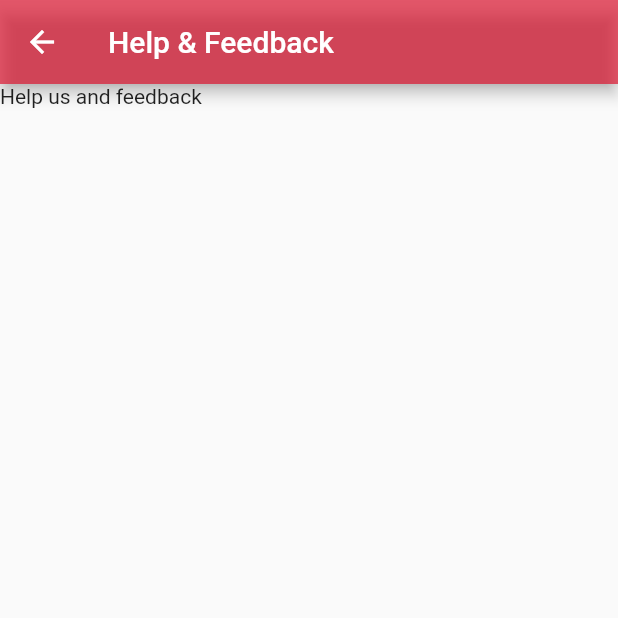
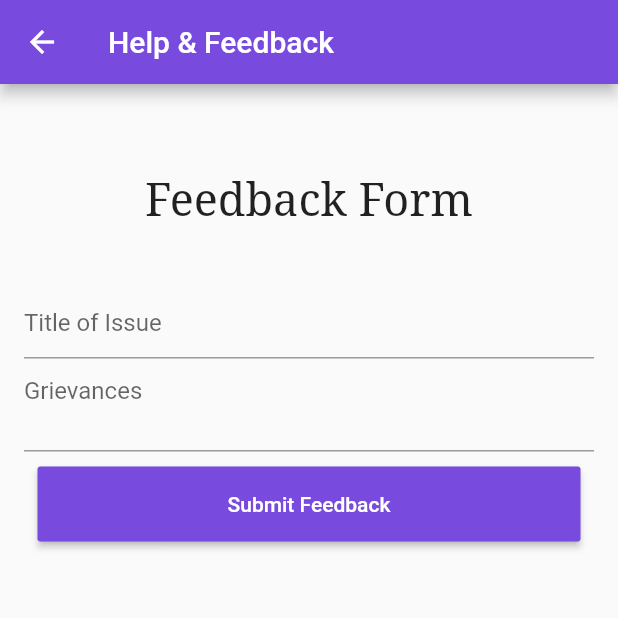
Before and after one commit to xuwudawei/Africoncours_App, a Flutter app: the Help screen opened by its route, on a phone screen of 412 x 824 dp, the top half of it. Run offline on Flutter 3.47's test engine with Material 2 defaults, Android fonts, the phone set to English and light mode, and no system bars; our stand-ins replace cached_network_image, carousel_slider, email_validator, firebase_storage, font_awesome_flutter, form_field_validator and 3 more; missing offline and left inert: flutter_country_picker, loading, preferences; accounts and stored records are empty; network calls fail; statements that could not run were skipped.

Commit message:
pages update

```diff
--- a/lib/src/routes/routes.dart
+++ b/lib/src/routes/routes.dart
@@ -25,13 +25,11 @@ import '../widgets/user/userpage/body/SettingsPages/AccountSecurityPage.dart';
 import '../widgets/user/userpage/body/SettingsPages/NotificationsPage.dart';
 import '../widgets/user/userpage/body/SettingsPages/PrivacyPage.dart';
 import '../widgets/user/userpage/body/SettingsPages/AboutPage.dart';
-import '../widgets/user/userpage/body/SettingsPages/Help & FeedbackPage.dart';
-import '../widgets/user/userpage/body/SettingsPages/Africoncours Service Page.dart';
+import '../widgets/user/userpage/body/SettingsPages/HelpPage.dart';
+import '../widgets/user/userpage/body/SettingsPages/ServicePage.dart';
 
 //Account Security Pages
 import '../widgets/user/userpage/body/AccountSecurityPages/change_password.dart';
-import '../widgets/user/userpage/body/AccountSecurityPages/change_email.dart';
-import '../widgets/user/userpage/body/AccountSecurityPages/change_phone_number.dart';
 
 //Side Menu Pages
 import '../widgets/user/userpage/body/news.dart';
@@ -56,7 +54,7 @@ class RouteGenerator {
       case '/':
         return MaterialPageRoute(builder: (_) => Cover());
       case '/useroption':
-        return MaterialPageRoute(builder: (_) => User_Option());
+        return MaterialPageRoute(builder: (_) => UserOption());
       case '/user/login':
         return MaterialPageRoute(builder: (_) => UserLogin());
       case '/user/signup':
@@ -92,7 +90,7 @@ class RouteGenerator {
         return MaterialPageRoute(builder: (_) => ChangeEmail());
       case '/user/settings/changephonenumber':
         return MaterialPageRoute(builder: (_) => ChangePhoneNumber());
-      case '/user/sidemenu/news/ongoing':
+      case '/user/sidemenu/contest/ongoing':
         return MaterialPageRoute(builder: (_) => Ongoing());
       case '/user/sidemenu/settings':
         return MaterialPageRoute(builder: (_) => SideMenuSettings());
--- a/lib/src/widgets/user/firstpage/userOption.dart
+++ b/lib/src/widgets/user/firstpage/userOption.dart
@@ -1,11 +1,11 @@
 import 'package:flutter/material.dart';
 
-class User_Option extends StatefulWidget {
+class UserOption extends StatefulWidget {
   @override
-  _User_OptionState createState() => _User_OptionState();
+  _UserOptionState createState() => _UserOptionState();
 }
 
-class _User_OptionState extends State<User_Option> {
+class _UserOptionState extends State<UserOption> {
   @override
   Widget build(BuildContext context) {
     return Container(
--- a/lib/src/widgets/user/userpage/body/SettingsPages/Help & FeedbackPage.dart
+++ /dev/null
@@ -1,19 +0,0 @@
-import 'package:flutter/material.dart';
-
-class Help extends StatefulWidget {
-  @override
-  _HelpState createState() => _HelpState();
-}
-
-class _HelpState extends State<Help> {
-  @override
-  Widget build(BuildContext context) {
-    return Scaffold(
-      appBar: AppBar(
-        title: Text('Help & Feedback'),
-        backgroundColor: Color.fromRGBO(220, 20, 47, 0.7),
-      ),
-      body: Text('Help us and feedback'),
-    );
-  }
-}
--- /dev/null
+++ b/lib/src/widgets/user/userpage/body/SettingsPages/HelpPage.dart
@@ -0,0 +1,145 @@
+import 'package:flutter/material.dart';
+import 'package:loading/indicator/ball_spin_fade_loader_indicator.dart';
+import 'package:loading/loading.dart';
+
+var color = 0xFF784ADE;
+var bg = 0xFF784ADE;
+GlobalKey<ScaffoldState> _scaffold = GlobalKey<ScaffoldState>();
+
+class Help extends StatefulWidget {
+  @override
+  _HelpState createState() => _HelpState();
+}
+
+class _HelpState extends State<Help> {
+  final formkey = GlobalKey<FormState>();
+  String title, grievances;
+  bool _isLoading = false;
+
+  @override
+  Widget build(BuildContext context) {
+    return Scaffold(
+      appBar: AppBar(
+        title: Text('Help & Feedback'),
+        backgroundColor: Color(color),
+      ),
+      body: Container(
+        margin: EdgeInsets.symmetric(horizontal: 16),
+        child: Form(
+          key: formkey,
+          child: Column(
+            children: <Widget>[
+              SizedBox(
+                height: 60,
+              ),
+              Text(
+                "Feedback Form",
+                style: TextStyle(fontFamily: 'serif', fontSize: 30.0),
+              ),
+              SizedBox(
+                height: 40,
+              ),
+              TextFormField(
+                decoration: InputDecoration(
+                  hintText: "Title of Issue",
+                  focusedBorder: UnderlineInputBorder(
+                    borderSide: BorderSide(
+                      color: Color(bg),
+                      width: 2,
+                    ),
+                  ),
+                ),
+                validator: (title) {
+                  if (title.length == 0) {
+                    return "Please title can't be empty";
+                  } else {
+                    return null;
+                  }
+                },
+                onChanged: (val) {
+                  title = val;
+                },
+                onSaved: (val) {
+                  title = val;
+                },
+              ),
+              TextFormField(
+                minLines: 2,
+                maxLines: 10,
+                decoration: InputDecoration(
+                  hintText: "Grievances",
+                  focusedBorder: UnderlineInputBorder(
+                    borderSide: BorderSide(
+                      color: Color(bg),
+                      width: 2,
+                    ),
+                  ),
+                ),
+                onChanged: (val) {
+                  grievances = val;
+                },
+                validator: (title) {
+                  if (title.length == 0) {
+                    return "Please enter your grievances";
+                  } else {
+                    return null;
+                  }
+                },
+                onSaved: (val) {
+                  grievances = val;
+                },
+              ),
+              SizedBox(
+                height: 10,
+              ),
+              ButtonTheme(
+                minWidth: MediaQuery.of(context).size.width - 50,
+                height: 50,
+                child: RaisedButton(
+                  color: Color(bg),
+                  child: Text(
+                    "Submit Feedback",
+                    style: TextStyle(color: Colors.white),
+                  ),
+                  onPressed: () {
+                    //Grievances will be submitted to the admin here
+                    showDoneSnackBar();
+                  },
+                ),
+              ),
+              SizedBox(
+                height: 5,
+              ),
+              (_isLoading == true ? loadingWidget() : Text(""))
+            ],
+          ),
+        ),
+      ),
+    );
+  }
+}
+
+Widget loadingWidget() {
+  return Center(
+    child: Loading(
+      indicator: BallSpinFadeLoaderIndicator(),
+      color: Colors.pink,
+      size: 50,
+    ),
+  );
+}
+
+showDoneSnackBar() {
+  final snackbar = SnackBar(
+    backgroundColor: Color(bg),
+    content: Text(
+      "Feedback Submitted",
+      textAlign: TextAlign.center,
+      style: TextStyle(
+        color: Colors.white,
+        fontSize: 15,
+      ),
+    ),
+  );
+  _scaffold.currentState.showSnackBar(snackbar);
+}
--- a/lib/src/widgets/user/userpage/body/userDrawer.dart
+++ b/lib/src/widgets/user/userpage/body/userDrawer.dart
@@ -39,9 +39,9 @@ class _UserDrawerState extends State<UserDrawer> {
           ),
           ListTile(
             leading: Icon(FontAwesomeIcons.newspaper),
-            title: Text("News"),
+            title: Text("Contest"),
             onTap: () {
-              Navigator.of(context).pushNamed('/user/sidemenu/news/ongoing');
+              Navigator.of(context).pushNamed('/user/sidemenu/contest/ongoing');
             },
           ),
           ListTile(
--- a/lib/src/widgets/user/userpage/main.dart
+++ b/lib/src/widgets/user/userpage/main.dart
@@ -112,9 +112,10 @@ class _UserPageState extends State<UserPage> {
             BottomNavigationBarItem(
                 title: Text("Home"), icon: Icon(Icons.home)),
             BottomNavigationBarItem(
-                title: Text("News"), icon: Icon(FontAwesomeIcons.newspaper)),
+                title: Text("Contests"),
+                icon: Icon(FontAwesomeIcons.newspaper)),
             BottomNavigationBarItem(
-                title: Text("Competitions"), icon: Icon(Icons.event_note)),
+                title: Text("Jobs"), icon: Icon(Icons.event_note)),
             BottomNavigationBarItem(
                 title: Text("settings"), icon: Icon(Icons.settings))
           ],
```
Also changed, not shown: lib/src/widgets/user/userpage/body/AccountSecurityPages/change_email.dart (+9 -7 lines), lib/src/widgets/user/userpage/body/AccountSecurityPages/change_password.dart (+40 -34 lines), lib/src/widgets/user/userpage/body/AccountSecurityPages/change_phone_number.dart (+17 -23 lines), lib/src/widgets/user/userpage/body/SettingsPages/AccountSecurityPage.dart (+6 -4 lines), lib/src/widgets/user/userpage/body/SettingsPages/NotificationsPage.dart (+7 -5 lines), lib/src/widgets/user/userpage/body/UserProfilePage/editProfilePages/changeProfilePicture.dart (+56 -38 lines), lib/src/widgets/user/userpage/body/SettingsPages/ServicePage.dart (renamed from lib/src/widgets/user/userpage/body/SettingsPages/Africoncours Service Page.dart), lib/src/widgets/user/userpage/body/recentcContests/viewNewsPage.dart (renamed from lib/src/widgets/user/userpage/body/news/viewNewsPage.dart).
